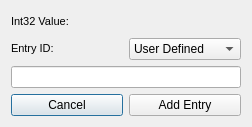
Old version of the form XDBF/settinginjectorint.ui in the repository hetelek/XDBF-Manager.
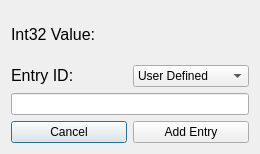
New version of the form. Icons and pictures are not drawn.

Commit message: fixed fonts and display issues on Mac

What changed in the file:
```diff
--- a/XDBF/settinginjectorint.ui
+++ b/XDBF/settinginjectorint.ui
@@ -6,8 +6,8 @@
    <rect>
     <x>0</x>
     <y>0</y>
-    <width>252</width>
-    <height>127</height>
+    <width>260</width>
+    <height>154</height>
    </rect>
   </property>
   <property name="windowTitle">
@@ -22,8 +22,8 @@
         <string>&lt;!DOCTYPE HTML PUBLIC &quot;-//W3C//DTD HTML 4.0//EN&quot; &quot;http://www.w3.org/TR/REC-html40/strict.dtd&quot;&gt;
 &lt;html&gt;&lt;head&gt;&lt;meta name=&quot;qrichtext&quot; content=&quot;1&quot; /&gt;&lt;style type=&quot;text/css&quot;&gt;
 p, li { white-space: pre-wrap; }
-&lt;/style&gt;&lt;/head&gt;&lt;body style=&quot; font-family:'MS Shell Dlg 2'; font-size:8.25pt; font-weight:400; font-style:normal;&quot;&gt;
-&lt;p style=&quot; margin-top:0px; margin-bottom:0px; margin-left:0px; margin-right:0px; -qt-block-indent:0; text-indent:0px;&quot;&gt;&lt;span style=&quot; font-size:8pt;&quot;&gt;Int32 Value:&lt;/span&gt;&lt;/p&gt;&lt;/body&gt;&lt;/html&gt;</string>
+&lt;/style&gt;&lt;/head&gt;&lt;body style=&quot; font-family:'Lucida Grande'; font-size:13pt; font-weight:400; font-style:normal;&quot;&gt;
+&lt;p style=&quot; margin-top:0px; margin-bottom:0px; margin-left:0px; margin-right:0px; -qt-block-indent:0; text-indent:0px;&quot;&gt;&lt;span style=&quot; font-family:'MS Shell Dlg 2'; font-size:12pt;&quot;&gt;Int32 Value:&lt;/span&gt;&lt;/p&gt;&lt;/body&gt;&lt;/html&gt;</string>
        </property>
       </widget>
      </item>
@@ -33,8 +33,8 @@
         <string>&lt;!DOCTYPE HTML PUBLIC &quot;-//W3C//DTD HTML 4.0//EN&quot; &quot;http://www.w3.org/TR/REC-html40/strict.dtd&quot;&gt;
 &lt;html&gt;&lt;head&gt;&lt;meta name=&quot;qrichtext&quot; content=&quot;1&quot; /&gt;&lt;style type=&quot;text/css&quot;&gt;
 p, li { white-space: pre-wrap; }
-&lt;/style&gt;&lt;/head&gt;&lt;body style=&quot; font-family:'MS Shell Dlg 2'; font-size:8.25pt; font-weight:400; font-style:normal;&quot;&gt;
-&lt;p style=&quot; margin-top:0px; margin-bottom:0px; margin-left:0px; margin-right:0px; -qt-block-indent:0; text-indent:0px;&quot;&gt;&lt;span style=&quot; font-size:8pt;&quot;&gt;Entry ID:&lt;/span&gt;&lt;/p&gt;&lt;/body&gt;&lt;/html&gt;</string>
+&lt;/style&gt;&lt;/head&gt;&lt;body style=&quot; font-family:'Lucida Grande'; font-size:13pt; font-weight:400; font-style:normal;&quot;&gt;
+&lt;p style=&quot; margin-top:0px; margin-bottom:0px; margin-left:0px; margin-right:0px; -qt-block-indent:0; text-indent:0px;&quot;&gt;&lt;span style=&quot; font-family:'MS Shell Dlg 2'; font-size:12pt;&quot;&gt;Entry ID:&lt;/span&gt;&lt;/p&gt;&lt;/body&gt;&lt;/html&gt;</string>
        </property>
       </widget>
      </item>
```
The commit also changes 9 other files.
